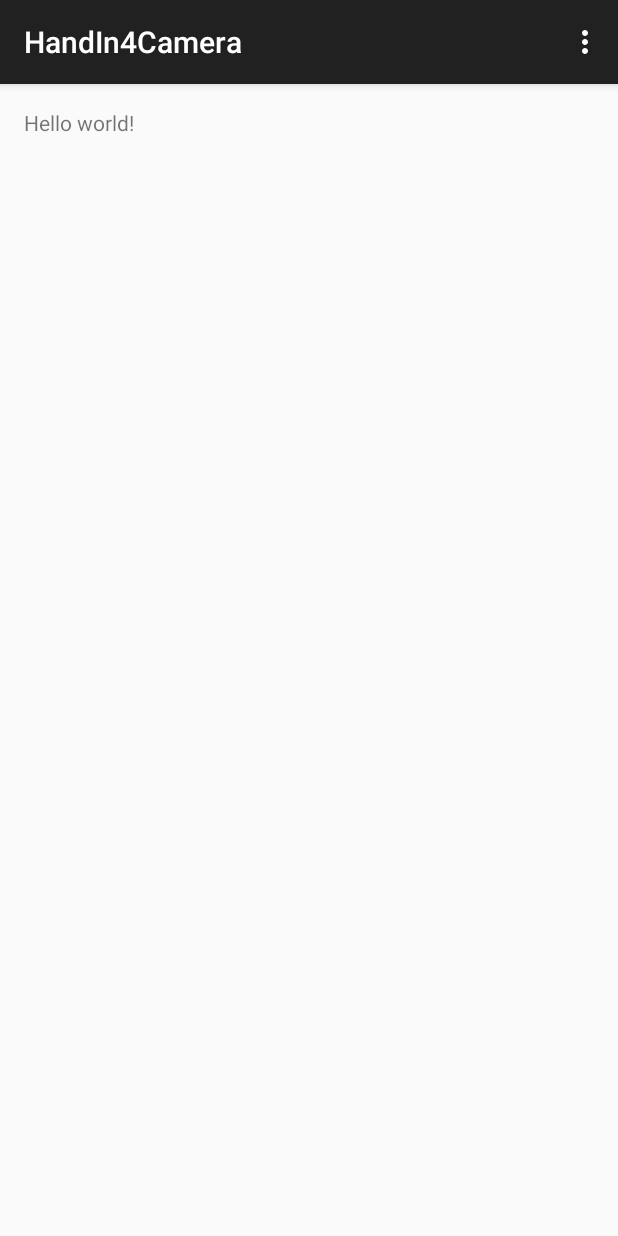
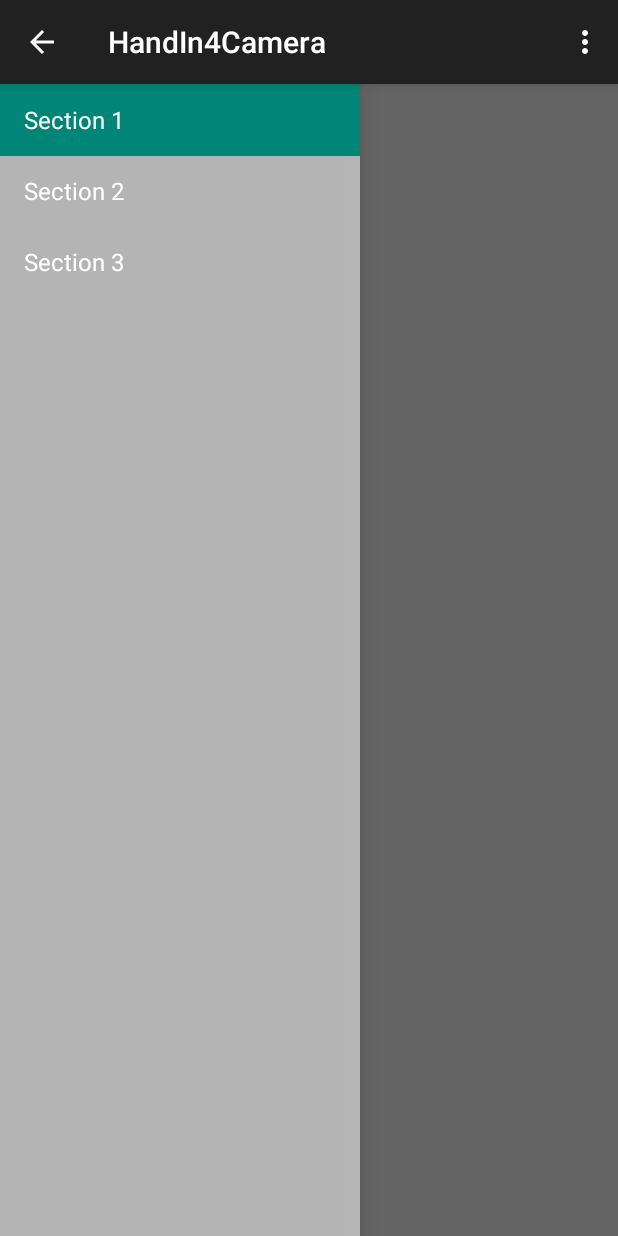
Before and after one commit to SebastianKumor/HandIn4MobI1, an Android app: the screen it shows after launch (MenuActivity before the commit, MainMenuDrawer after it), on a phone screen of 412 x 824 dp. Run offline under Robolectric (Android 15) with nearby library versions, the phone set to English and light mode, and no system bars; 2 statements that could not run were skipped.

Commit message:
drawer added

```diff
--- a/app/src/main/AndroidManifest.xml
+++ b/app/src/main/AndroidManifest.xml
@@ -10,6 +10,11 @@
         <activity
             android:name=".MenuActivity"
             android:label="@string/app_name" >
+
+        </activity>
+        <activity
+            android:name=".MainMenuDrawer"
+            android:label="@string/title_activity_main_menu_drawer" >
             <intent-filter>
                 <action android:name="android.intent.action.MAIN" />
 
--- /dev/null
+++ b/app/src/main/java/com/corporation/tvm/handin4camera/MainMenuDrawer.java
@@ -0,0 +1,148 @@
+package com.corporation.tvm.handin4camera;
+
+import android.app.Activity;
+import android.support.v7.app.AppCompatActivity;
+import android.support.v7.app.ActionBar;
+import android.support.v4.app.Fragment;
+import android.support.v4.app.FragmentManager;
+import android.content.Context;
+import android.os.Build;
+import android.os.Bundle;
+import android.view.Gravity;
+import android.view.LayoutInflater;
+import android.view.Menu;
+import android.view.MenuItem;
+import android.view.View;
+import android.view.ViewGroup;
+import android.support.v4.widget.DrawerLayout;
+import android.widget.ArrayAdapter;
+import android.widget.TextView;
+
+public class MainMenuDrawer extends AppCompatActivity
+        implements NavigationDrawerFragment.NavigationDrawerCallbacks {
+
+    /**
+     * Fragment managing the behaviors, interactions and presentation of the navigation drawer.
+     */
+    private NavigationDrawerFragment mNavigationDrawerFragment;
+
+    /**
+     * Used to store the last screen title. For use in {@link #restoreActionBar()}.
+     */
+    private CharSequence mTitle;
+
+    @Override
+    protected void onCreate(Bundle savedInstanceState) {
+        super.onCreate(savedInstanceState);
+        setContentView(R.layout.activity_main_menu_drawer);
+
+        mNavigationDrawerFragment = (NavigationDrawerFragment)
+                getSupportFragmentManager().findFragmentById(R.id.navigation_drawer);
+        mTitle = getTitle();
+
+        // Set up the drawer.
+        mNavigationDrawerFragment.setUp(
+                R.id.navigation_drawer,
+                (DrawerLayout) findViewById(R.id.drawer_layout));
+    }
+
+    @Override
+    public void onNavigationDrawerItemSelected(int position) {
+        // update the main content by replacing fragments
+        FragmentManager fragmentManager = getSupportFragmentManager();
+        fragmentManager.beginTransaction()
+                .replace(R.id.container, PlaceholderFragment.newInstance(position + 1))
+                .commit();
+    }
+
+    public void onSectionAttached(int number) {
+        switch (number) {
+            case 1:
+                mTitle = getString(R.string.title_section1);
+                break;
+            case 2:
+                mTitle = getString(R.string.title_section2);
+                break;
+            case 3:
+                mTitle = getString(R.string.title_section3);
+                break;
+        }
+    }
+
+    public void restoreActionBar() {
+        ActionBar actionBar = getSupportActionBar();
+        actionBar.setNavigationMode(ActionBar.NAVIGATION_MODE_STANDARD);
+        actionBar.setDisplayShowTitleEnabled(true);
+        actionBar.setTitle(mTitle);
+    }
+
+
+    @Override
+    public boolean onCreateOptionsMenu(Menu menu) {
+        if (!mNavigationDrawerFragment.isDrawerOpen()) {
+            // Only show items in the action bar relevant to this screen
+            // if the drawer is not showing. Otherwise, let the drawer
+            // decide what to show in the action bar.
+            getMenuInflater().inflate(R.menu.main_menu_drawer, menu);
+            restoreActionBar();
+            return true;
+        }
+        return super.onCreateOptionsMenu(menu);
+    }
+
+    @Override
+    public boolean onOptionsItemSelected(MenuItem item) {
+        // Handle action bar item clicks here. The action bar will
+        // automatically handle clicks on the Home/Up button, so long
+        // as you specify a parent activity in AndroidManifest.xml.
+        int id = item.getItemId();
+
+        //noinspection SimplifiableIfStatement
+        if (id == R.id.action_settings) {
+            return true;
+        }
+
+        return super.onOptionsItemSelected(item);
+    }
+
+    /**
+     * A placeholder fragment containing a simple view.
+     */
+    public static class PlaceholderFragment extends Fragment {
+        /**
+         * The fragment argument representing the section number for this
+         * fragment.
+         */
+        private static final String ARG_SECTION_NUMBER = "section_number";
+
+        /**
+         * Returns a new instance of this fragment for the given section
+         * number.
+         */
+        public static PlaceholderFragment newInstance(int sectionNumber) {
+            PlaceholderFragment fragment = new PlaceholderFragment();
+            Bundle args = new Bundle();
+            args.putInt(ARG_SECTION_NUMBER, sectionNumber);
+            fragment.setArguments(args);
+            return fragment;
+        }
+
+        public PlaceholderFragment() {
+        }
+
+        @Override
+        public View onCreateView(LayoutInflater inflater, ViewGroup container,
+                                 Bundle savedInstanceState) {
+            View rootView = inflater.inflate(R.layout.fragment_main_menu_drawer, container, false);
+            return rootView;
+        }
+
+        @Override
+        public void onAttach(Activity activity) {
+            super.onAttach(activity);
+            ((MainMenuDrawer) activity).onSectionAttached(
+                    getArguments().getInt(ARG_SECTION_NUMBER));
+        }
+    }
+
+}
--- /dev/null
+++ b/app/src/main/java/com/corporation/tvm/handin4camera/NavigationDrawerFragment.java
@@ -0,0 +1,282 @@
+package com.corporation.tvm.handin4camera;
+
+import android.support.v7.app.AppCompatActivity;
+import android.app.Activity;
+import android.support.v7.app.ActionBar;
+import android.support.v4.app.Fragment;
+import android.support.v4.app.ActionBarDrawerToggle;
+import android.support.v4.view.GravityCompat;
+import android.support.v4.widget.DrawerLayout;
+import android.content.SharedPreferences;
+import android.content.res.Configuration;
+import android.os.Bundle;
+import android.preference.PreferenceManager;
+import android.view.LayoutInflater;
+import android.view.Menu;
+import android.view.MenuInflater;
+import android.view.MenuItem;
+import android.view.View;
+import android.view.ViewGroup;
+import android.widget.AdapterView;
+import android.widget.ArrayAdapter;
+import android.widget.ListView;
+import android.widget.Toast;
+
+/**
+ * Fragment used for managing interactions for and presentation of a navigation drawer.
+ * See the <a href="https://developer.android.com/design/patterns/navigation-drawer.html#Interaction">
+ * design guidelines</a> for a complete explanation of the behaviors implemented here.
+ */
+public class NavigationDrawerFragment extends Fragment {
+
+    /**
+     * Remember the position of the selected item.
+     */
+    private static final String STATE_SELECTED_POSITION = "selected_navigation_drawer_position";
+
+    /**
+     * Per the design guidelines, you should show the drawer on launch until the user manually
+     * expands it. This shared preference tracks this.
+     */
+    private static final String PREF_USER_LEARNED_DRAWER = "navigation_drawer_learned";
+
+    /**
+     * A pointer to the current callbacks instance (the Activity).
+     */
+    private NavigationDrawerCallbacks mCallbacks;
+
+    /**
+     * Helper component that ties the action bar to the navigation drawer.
+     */
+    private ActionBarDrawerToggle mDrawerToggle;
+
+    private DrawerLayout mDrawerLayout;
+    private ListView mDrawerListView;
+    private View mFragmentContainerView;
+
+    private int mCurrentSelectedPosition = 0;
+    private boolean mFromSavedInstanceState;
+    private boolean mUserLearnedDrawer;
+
+    public NavigationDrawerFragment() {
+    }
+
+    @Override
+    public void onCreate(Bundle savedInstanceState) {
+        super.onCreate(savedInstanceState);
+
+        // Read in the flag indicating whether or not the user has demonstrated awareness of the
+        // drawer. See PREF_USER_LEARNED_DRAWER for details.
+        SharedPreferences sp = PreferenceManager.getDefaultSharedPreferences(getActivity());
+        mUserLearnedDrawer = sp.getBoolean(PREF_USER_LEARNED_DRAWER, false);
+
+        if (savedInstanceState != null) {
+            mCurrentSelectedPosition = savedInstanceState.getInt(STATE_SELECTED_POSITION);
+            mFromSavedInstanceState = true;
+        }
+
+        // Select either the default item (0) or the last selected item.
+        selectItem(mCurrentSelectedPosition);
+    }
+
+    @Override
+    public void onActivityCreated(Bundle savedInstanceState) {
+        super.onActivityCreated(savedInstanceState);
+        // Indicate that this fragment would like to influence the set of actions in the action bar.
+        setHasOptionsMenu(true);
+    }
+
+    @Override
+    public View onCreateView(LayoutInflater inflater, ViewGroup container,
+                             Bundle savedInstanceState) {
+        mDrawerListView = (ListView) inflater.inflate(
+                R.layout.fragment_navigation_drawer, container, false);
+        mDrawerListView.setOnItemClickListener(new AdapterView.OnItemClickListener() {
+            @Override
+            public void onItemClick(AdapterView<?> parent, View view, int position, long id) {
+                selectItem(position);
+            }
+        });
+        mDrawerListView.setAdapter(new ArrayAdapter<String>(
+                getActionBar().getThemedContext(),
+                android.R.layout.simple_list_item_activated_1,
+                android.R.id.text1,
+                new String[]{
+                        getString(R.string.title_section1),
+                        getString(R.string.title_section2),
+                        getString(R.string.title_section3),
+                }));
+        mDrawerListView.setItemChecked(mCurrentSelectedPosition, true);
+        return mDrawerListView;
+    }
+
+    public boolean isDrawerOpen() {
+        return mDrawerLayout != null && mDrawerLayout.isDrawerOpen(mFragmentContainerView);
+    }
+
+    /**
+     * Users of this fragment must call this method to set up the navigation drawer interactions.
+     *
+     * @param fragmentId   The android:id of this fragment in its activity's layout.
+     * @param drawerLayout The DrawerLayout containing this fragment's UI.
+     */
+    public void setUp(int fragmentId, DrawerLayout drawerLayout) {
+        mFragmentContainerView = getActivity().findViewById(fragmentId);
+        mDrawerLayout = drawerLayout;
+
+        // set a custom shadow that overlays the main content when the drawer opens
+        mDrawerLayout.setDrawerShadow(R.drawable.drawer_shadow, GravityCompat.START);
+        // set up the drawer's list view with items and click listener
+
+        ActionBar actionBar = getActionBar();
+        actionBar.setDisplayHomeAsUpEnabled(true);
+        actionBar.setHomeButtonEnabled(true);
+
+        // ActionBarDrawerToggle ties together the the proper interactions
+        // between the navigation drawer and the action bar app icon.
+        mDrawerToggle = new ActionBarDrawerToggle(
+                getActivity(),                    /* host Activity */
+                mDrawerLayout,                    /* DrawerLayout object */
+                R.drawable.ic_drawer,             /* nav drawer image to replace 'Up' caret */
+                R.string.navigation_drawer_open,  /* "open drawer" description for accessibility */
+                R.string.navigation_drawer_close  /* "close drawer" description for accessibility */
+        ) {
+            @Override
+            public void onDrawerClosed(View drawerView) {
+                super.onDrawerClosed(drawerView);
+                if (!isAdded()) {
+                    return;
+                }
+
+                getActivity().supportInvalidateOptionsMenu(); // calls onPrepareOptionsMenu()
+            }
+
+            @Override
+            public void onDrawerOpened(View drawerView) {
+                super.onDrawerOpened(drawerView);
+                if (!isAdded()) {
+                    return;
+                }
+
+                if (!mUserLearnedDrawer) {
+                    // The user manually opened the drawer; store this flag to prevent auto-showing
+                    // the navigation drawer automatically in the future.
+                    mUserLearnedDrawer = true;
+                    SharedPreferences sp = PreferenceManager
+                            .getDefaultSharedPreferences(getActivity());
+                    sp.edit().putBoolean(PREF_USER_LEARNED_DRAWER, true).apply();
+                }
+
+                getActivity().supportInvalidateOptionsMenu(); // calls onPrepareOptionsMenu()
+            }
+        };
+
+        // If the user hasn't 'learned' about the drawer, open it to introduce them to the drawer,
+        // per the navigation drawer design guidelines.
+        if (!mUserLearnedDrawer && !mFromSavedInstanceState) {
+            mDrawerLayout.openDrawer(mFragmentContainerView);
+        }
+
+        // Defer code dependent on restoration of previous instance state.
+        mDrawerLayout.post(new Runnable() {
+            @Override
+            public void run() {
+                mDrawerToggle.syncState();
+            }
+        });
+
+        mDrawerLayout.setDrawerListener(mDrawerToggle);
+    }
+
+    private void selectItem(int position) {
+        mCurrentSelectedPosition = position;
+        if (mDrawerListView != null) {
+            mDrawerListView.setItemChecked(position, true);
+        }
+        if (mDrawerLayout != null) {
+            mDrawerLayout.closeDrawer(mFragmentContainerView);
+        }
+        if (mCallbacks != null) {
+            mCallbacks.onNavigationDrawerItemSelected(position);
+        }
+    }
+
+    @Override
+    public void onAttach(Activity activity) {
+        super.onAttach(activity);
+        try {
+            mCallbacks = (NavigationDrawerCallbacks) activity;
+        } catch (ClassCastException e) {
+            throw new ClassCastException("Activity must implement NavigationDrawerCallbacks.");
+        }
+    }
+
+    @Override
+    public void onDetach() {
+        super.onDetach();
+        mCallbacks = null;
+    }
+
+    @Override
+    public void onSaveInstanceState(Bundle outState) {
+        super.onSaveInstanceState(outState);
+        outState.putInt(STATE_SELECTED_POSITION, mCurrentSelectedPosition);
+    }
+
+    @Override
+    public void onConfigurationChanged(Configuration newConfig) {
+        super.onConfigurationChanged(newConfig);
+        // Forward the new configuration the drawer toggle component.
+        mDrawerToggle.onConfigurationChanged(newConfig);
+    }
+
+    @Override
+    public void onCreateOptionsMenu(Menu menu, MenuInflater inflater) {
+        // If the drawer is open, show the global app actions in the action bar. See also
+        // showGlobalContextActionBar, which controls the top-left area of the action bar.
+        if (mDrawerLayout != null && isDrawerOpen()) {
+            inflater.inflate(R.menu.global, menu);
+            showGlobalContextActionBar();
+        }
+        super.onCreateOptionsMenu(menu, inflater);
+    }
+
+    @Override
+    public boolean onOptionsItemSelected(MenuItem item) {
+        if (mDrawerToggle.onOptionsItemSelected(item)) {
+            return true;
+        }
+
+        if (item.getItemId() == R.id.action_example) {
+            Toast.makeText(getActivity(), "Example action.", Toast.LENGTH_SHORT).show();
+            return true;
+        }
+
+        return super.onOptionsItemSelected(item);
+    }
+
+    /**
+     * Per the navigation drawer design guidelines, updates the action bar to show the global app
+     * 'context', rather than just what's in the current screen.
+     */
+    private void showGlobalContextActionBar() {
+        ActionBar actionBar = getActionBar();
+        actionBar.setDisplayShowTitleEnabled(true);
+        actionBar.setNavigationMode(ActionBar.NAVIGATION_MODE_STANDARD);
+        actionBar.setTitle(R.string.app_name);
+    }
+
+    private ActionBar getActionBar() {
+        return ((AppCompatActivity) getActivity()).getSupportActionBar();
+    }
+
+    /**
+     * Callbacks interface that all activities using this fragment must implement.
+     */
+    public static interface NavigationDrawerCallbacks {
+        /**
+         * Called when an item in the navigation drawer is selected.
+         */
+        void onNavigationDrawerItemSelected(int position);
+    }
+}
--- /dev/null
+++ b/app/src/main/res/layout/activity_main_menu_drawer.xml
@@ -0,0 +1,25 @@
+<!-- A DrawerLayout is intended to be used as the top-level content view using match_parent for both width and height to consume the full space available. -->
+<android.support.v4.widget.DrawerLayout xmlns:android="http://schemas.android.com/apk/res/android"
+    xmlns:tools="http://schemas.android.com/tools" android:id="@+id/drawer_layout"
+    android:layout_width="match_parent" android:layout_height="match_parent"
+    tools:context="com.corporation.tvm.handin4camera.MainMenuDrawer">
+
+    <!-- As the main content view, the view below consumes the entire
+         space available using match_parent in both dimensions. -->
+    <FrameLayout android:id="@+id/container" android:layout_width="match_parent"
+        android:layout_height="match_parent" />
+
+    <!-- android:layout_gravity="start" tells DrawerLayout to treat
+         this as a sliding drawer on the left side for left-to-right
+         languages and on the right side for right-to-left languages.
+         If you're not building against API 17 or higher, use
+         android:layout_gravity="left" instead. -->
+    <!-- The drawer is given a fixed width in dp and extends the full height of
+         the container. -->
+    <fragment android:id="@+id/navigation_drawer"
+        android:layout_width="@dimen/navigation_drawer_width" android:layout_height="match_parent"
+        android:layout_gravity="start"
+        android:name="com.corporation.tvm.handin4camera.NavigationDrawerFragment"
+        tools:layout="@layout/fragment_navigation_drawer" />
+
+</android.support.v4.widget.DrawerLayout>
--- /dev/null
+++ b/app/src/main/res/layout/fragment_main_menu_drawer.xml
@@ -0,0 +1,12 @@
+<RelativeLayout xmlns:android="http://schemas.android.com/apk/res/android"
+    xmlns:tools="http://schemas.android.com/tools" android:layout_width="match_parent"
+    android:layout_height="match_parent" android:paddingLeft="@dimen/activity_horizontal_margin"
+    android:paddingRight="@dimen/activity_horizontal_margin"
+    android:paddingTop="@dimen/activity_vertical_margin"
+    android:paddingBottom="@dimen/activity_vertical_margin"
+    tools:context="com.corporation.tvm.handin4camera.MainMenuDrawer$PlaceholderFragment">
+
+    <TextView android:id="@+id/section_label" android:layout_width="wrap_content"
+        android:layout_height="wrap_content" />
+
+</RelativeLayout>
--- /dev/null
+++ b/app/src/main/res/layout/fragment_navigation_drawer.xml
@@ -0,0 +1,6 @@
+<ListView xmlns:android="http://schemas.android.com/apk/res/android"
+    xmlns:tools="http://schemas.android.com/tools" android:layout_width="match_parent"
+    android:layout_height="match_parent" android:choiceMode="singleChoice"
+    android:divider="@android:color/transparent" android:dividerHeight="0dp"
+    android:background="#cccc"
+    tools:context="com.corporation.tvm.handin4camera.NavigationDrawerFragment" />
--- /dev/null
+++ b/app/src/main/res/menu/global.xml
@@ -0,0 +1,5 @@
+<menu xmlns:android="http://schemas.android.com/apk/res/android"
+    xmlns:app="http://schemas.android.com/apk/res-auto">
+    <item android:id="@+id/action_settings" android:title="@string/action_settings"
+        android:orderInCategory="100" app:showAsAction="never" />
+</menu>
--- /dev/null
+++ b/app/src/main/res/menu/main_menu_drawer.xml
@@ -0,0 +1,9 @@
+<menu xmlns:android="http://schemas.android.com/apk/res/android"
+    xmlns:app="http://schemas.android.com/apk/res-auto"
+    xmlns:tools="http://schemas.android.com/tools"
+    tools:context="com.corporation.tvm.handin4camera.MainMenuDrawer">
+    <item android:id="@+id/action_example" android:title="@string/action_example"
+        app:showAsAction="withText|ifRoom" />
+    <item android:id="@+id/action_settings" android:title="@string/action_settings"
+        android:orderInCategory="100" app:showAsAction="never" />
+</menu>
--- a/app/src/main/res/values/dimens.xml
+++ b/app/src/main/res/values/dimens.xml
@@ -2,4 +2,8 @@
     <!-- Default screen margins, per the Android Design guidelines. -->
     <dimen name="activity_horizontal_margin">16dp</dimen>
     <dimen name="activity_vertical_margin">16dp</dimen>
+
+    <!-- Per the design guidelines, navigation drawers should be between 240dp and 320dp:
+         https://developer.android.com/design/patterns/navigation-drawer.html -->
+    <dimen name="navigation_drawer_width">240dp</dimen>
 </resources>
--- a/app/src/main/res/values/strings.xml
+++ b/app/src/main/res/values/strings.xml
@@ -3,4 +3,14 @@
 
     <string name="hello_world">Hello world!</string>
     <string name="action_settings">Settings</string>
+    <string name="title_activity_main_menu_drawer">MainMenuDrawer</string>
+
+    <string name="title_section1">Section 1</string>
+    <string name="title_section2">Section 2</string>
+    <string name="title_section3">Section 3</string>
+
+    <string name="navigation_drawer_open">Open navigation drawer</string>
+    <string name="navigation_drawer_close">Close navigation drawer</string>
+
+    <string name="action_example">Example action</string>
 </resources>
```
Also changed, not shown: app/src/main/res/drawable-hdpi/drawer_shadow.9.png (added), app/src/main/res/drawable-hdpi/ic_drawer.png (added), app/src/main/res/drawable-mdpi/drawer_shadow.9.png (added), app/src/main/res/drawable-mdpi/ic_drawer.png (added), app/src/main/res/drawable-xhdpi/drawer_shadow.9.png (added), app/src/main/res/drawable-xhdpi/ic_drawer.png (added), app/src/main/res/drawable-xxhdpi/drawer_shadow.9.png (added), app/src/main/res/drawable-xxhdpi/ic_drawer.png (added), 1 other file.
